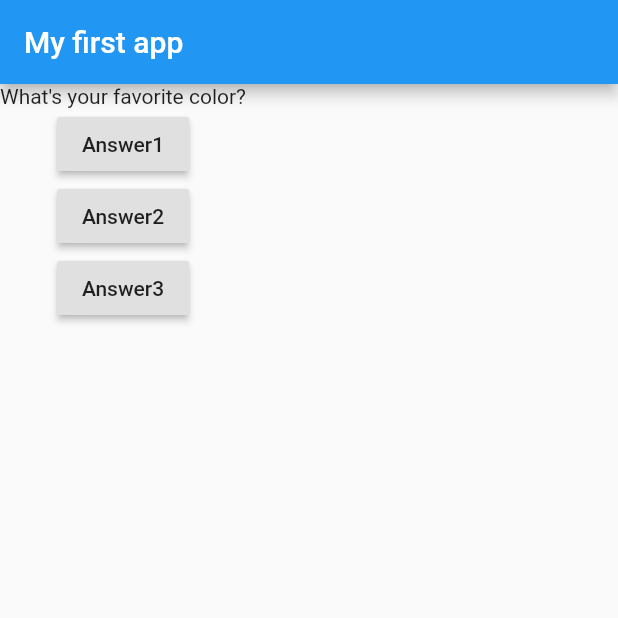
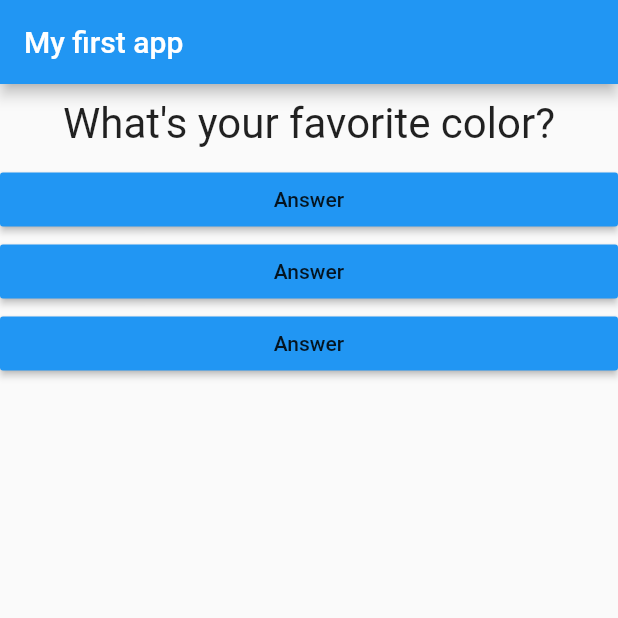
Before and after one commit to Desirpmb/flutter_complete_guide, a Flutter app: the screen it shows after launch, on a phone screen of 412 x 824 dp, the top half of it. Run offline on Flutter 3.47's test engine with Material 2 defaults, Android fonts, the phone set to English and light mode, and no system bars.

Commit message:
My first app: created two StatelessWidget one for the Question and another for the answer. Moreover, addition of some customization like color button

```diff
--- /dev/null
+++ b/lib/answer.dart
@@ -0,0 +1,19 @@
+import 'package:flutter/material.dart';
+
+class Answer extends StatelessWidget {
+  final Function selectHandler;
+
+  Answer(this.selectHandler);
+
+  @override
+  Widget build(BuildContext context) {
+    return Container(
+      width: double.infinity,
+      child: RaisedButton(
+        color: Colors.blue,
+        child: Text('Answer'),
+        onPressed: selectHandler,
+      ),
+    );
+  }
+}
--- a/lib/main.dart
+++ b/lib/main.dart
@@ -1,11 +1,12 @@
 import 'package:flutter/material.dart';
+import './question.dart';
+import './answer.dart';
 
 void main() {
   runApp(MyApp());
 }
 
 class MyApp extends StatefulWidget {
-
   @override
   State<StatefulWidget> createState() {
     // TODO: implement createState
@@ -14,7 +15,6 @@ class MyApp extends StatefulWidget {
 }
 
 class MyAppState extends State<MyApp> {
-
   var questionIndex = 0;
   void answerQuestion() {
     setState(
@@ -40,20 +40,15 @@ class MyAppState extends State<MyApp> {
           ),
           body: Column(
             children: [
-              Text(questions[questionIndex]),
-              RaisedButton(
-                child: Text('Answer1'),
-                onPressed: answerQuestion,
+              Question(questions[questionIndex]),
+              Answer(
+                answerQuestion,
               ),
-              RaisedButton(
-                child: Text('Answer2'),
-                onPressed: () => print('Answer 2 chosen !'),
+              Answer(
+                answerQuestion,
               ),
-              RaisedButton(
-                child: Text('Answer3'),
-                onPressed: () {
-                  print('Answer 3 chosen!');
-                },
+              Answer(
+                answerQuestion,
               ),
             ],
           )),
--- /dev/null
+++ b/lib/question.dart
@@ -0,0 +1,22 @@
+import 'package:flutter/material.dart';
+
+class Question extends StatelessWidget {
+  final String questionText;
+
+  Question(this.questionText);
+
+  @override
+  Widget build(BuildContext context) {
+    return Container(
+      width: double.infinity,
+      margin: EdgeInsets.all(10),
+      child: Text(
+        questionText,
+        style: TextStyle(
+          fontSize: 28,
+        ),
+        textAlign: TextAlign.center,
+      ),
+    );
+  }
+}
```
Also changed, not shown: fonts/RussoOne-Regular.ttf (added).
